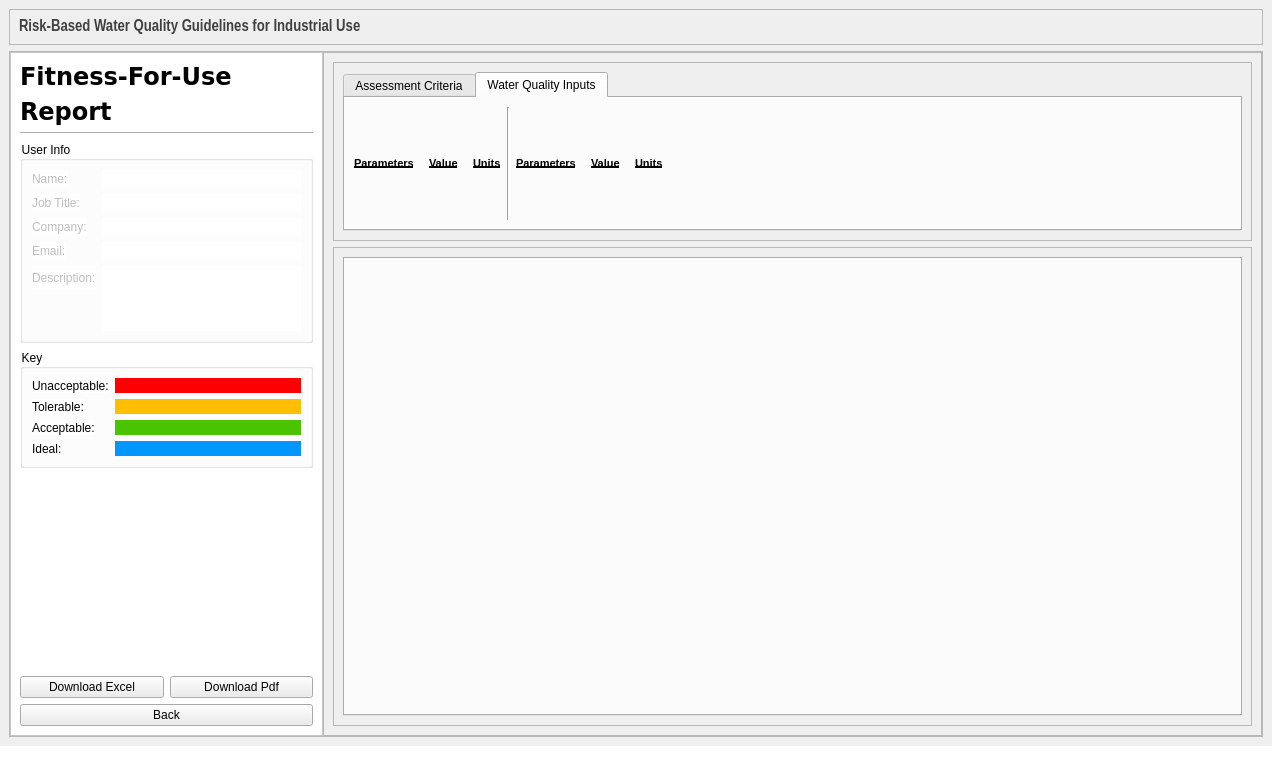
This is src/main/resources/base/reports.ui in ChiromboKenT/Industrial-Water-Quality-Guidelines-DSS as Qt 5 draws it before an edit. The edited form follows.
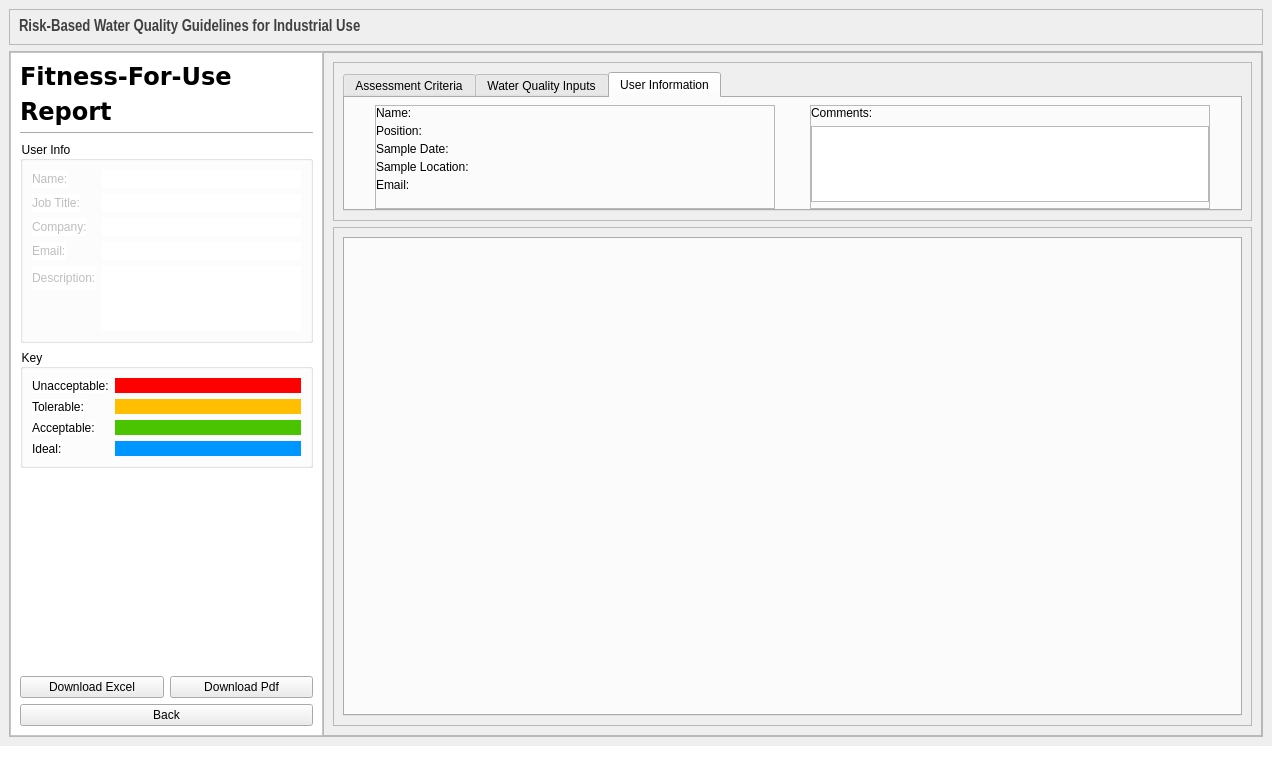
This is the edited form.

What changed in the file:
```diff
--- a/src/main/resources/base/reports.ui
+++ b/src/main/resources/base/reports.ui
@@ -514,7 +514,7 @@
                 <enum>QTabWidget::North</enum>
                </property>
                <property name="currentIndex">
-                <number>1</number>
+                <number>2</number>
                </property>
                <widget class="QWidget" name="tab">
                 <attribute name="title">
@@ -546,29 +546,6 @@
                      <number>6</number>
                     </property>
                     <item row="0" column="0">
-                     <widget class="QLabel" name="label_12">
-                      <property name="enabled">
-                       <bool>false</bool>
-                      </property>
-                      <property name="text">
-                       <string>Level of assessment:</string>
-                      </property>
-                     </widget>
-                    </item>
-                    <item row="0" column="1">
-                     <widget class="QLabel" name="labelLevelAsses">
-                      <property name="enabled">
-                       <bool>false</bool>
-                      </property>
-                      <property name="text">
-                       <string>Advanced</string>
-                      </property>
-                      <property name="alignment">
-                       <set>Qt::AlignRight|Qt::AlignTrailing|Qt::AlignVCenter</set>
-                      </property>
-                     </widget>
-                    </item>
-                    <item row="1" column="0">
                      <widget class="QLabel" name="label_14">
                       <property name="enabled">
                        <bool>false</bool>
@@ -578,7 +555,7 @@
                       </property>
                      </widget>
                     </item>
-                    <item row="1" column="1">
+                    <item row="0" column="1">
                      <widget class="QLabel" name="labelTypeAssess">
                       <property name="enabled">
                        <bool>false</bool>
@@ -591,7 +568,7 @@
                       </property>
                      </widget>
                     </item>
-                    <item row="2" column="0">
+                    <item row="1" column="0">
                      <widget class="QLabel" name="label_16">
                       <property name="enabled">
                        <bool>false</bool>
@@ -601,7 +578,7 @@
                       </property>
                      </widget>
                     </item>
-                    <item row="2" column="1">
+                    <item row="1" column="1">
                      <widget class="QLabel" name="labelSector">
                       <property name="enabled">
                        <bool>false</bool>
@@ -614,7 +591,7 @@
                       </property>
                      </widget>
                     </item>
-                    <item row="3" column="0">
+                    <item row="2" column="0">
                      <widget class="QLabel" name="label_18">
                       <property name="enabled">
                        <bool>false</bool>
@@ -624,7 +601,7 @@
                       </property>
                      </widget>
                     </item>
-                    <item row="3" column="1">
+                    <item row="2" column="1">
                      <widget class="QLabel" name="labelUnit">
                       <property name="enabled">
                        <bool>false</bool>
@@ -637,7 +614,7 @@
                       </property>
                      </widget>
                     </item>
-                    <item row="4" column="0">
+                    <item row="3" column="0">
                      <widget class="QLabel" name="label_20">
                       <property name="enabled">
                        <bool>false</bool>
@@ -647,7 +624,7 @@
                       </property>
                      </widget>
                     </item>
-                    <item row="4" column="1">
+                    <item row="3" column="1">
                      <widget class="QLabel" name="labelMaterial">
                       <property name="enabled">
                        <bool>false</bool>
@@ -863,6 +840,228 @@
                  </item>
                 </layout>
                </widget>
+               <widget class="QWidget" name="tab_3">
+                <attribute name="title">
+                 <string>User Information</string>
+                </attribute>
+                <layout class="QHBoxLayout" name="horizontalLayout_5" stretch="0,1">
+                 <property name="spacing">
+                  <number>5</number>
+                 </property>
+                 <property name="leftMargin">
+                  <number>0</number>
+                 </property>
+                 <property name="topMargin">
+                  <number>7</number>
+                 </property>
+                 <property name="rightMargin">
+                  <number>0</number>
+                 </property>
+                 <property name="bottomMargin">
+                  <number>0</number>
+                 </property>
+                 <item>
+                  <widget class="QFrame" name="frame_8">
+                   <property name="minimumSize">
+                    <size>
+                     <width>220</width>
+                     <height>0</height>
+                    </size>
+                   </property>
+                   <property name="maximumSize">
+                    <size>
+                     <width>400</width>
+                     <height>140</height>
+                    </size>
+                   </property>
+                   <property name="frameShape">
+                    <enum>QFrame::StyledPanel</enum>
+                   </property>
+                   <property name="frameShadow">
+                    <enum>QFrame::Raised</enum>
+                   </property>
+                   <layout class="QFormLayout" name="formLayout_3">
+                    <property name="horizontalSpacing">
+                     <number>4</number>
+                    </property>
+                    <property name="verticalSpacing">
+                     <number>4</number>
+                    </property>
+                    <property name="leftMargin">
+                     <number>0</number>
+                    </property>
+                    <property name="topMargin">
+                     <number>0</number>
+                    </property>
+                    <property name="rightMargin">
+                     <number>0</number>
+                    </property>
+                    <property name="bottomMargin">
+                     <number>0</number>
+                    </property>
+                    <item row="0" column="0">
+                     <widget class="QLabel" name="label_15">
+                      <property name="enabled">
+                       <bool>true</bool>
+                      </property>
+                      <property name="text">
+                       <string>Name:</string>
+                      </property>
+                     </widget>
+                    </item>
+                    <item row="0" column="1">
+                     <widget class="QLabel" name="labelTypeAssess_2">
+                      <property name="enabled">
+                       <bool>false</bool>
+                      </property>
+                      <property name="text">
+                       <string/>
+                      </property>
+                      <property name="alignment">
+                       <set>Qt::AlignRight|Qt::AlignTrailing|Qt::AlignVCenter</set>
+                      </property>
+                     </widget>
+                    </item>
+                    <item row="1" column="0">
+                     <widget class="QLabel" name="label_17">
+                      <property name="enabled">
+                       <bool>true</bool>
+                      </property>
+                      <property name="text">
+                       <string>Position:</string>
+                      </property>
+                     </widget>
+                    </item>
+                    <item row="1" column="1">
+                     <widget class="QLabel" name="labelSector_2">
+                      <property name="enabled">
+                       <bool>false</bool>
+                      </property>
+                      <property name="text">
+                       <string/>
+                      </property>
+                      <property name="alignment">
+                       <set>Qt::AlignRight|Qt::AlignTrailing|Qt::AlignVCenter</set>
+                      </property>
+                     </widget>
+                    </item>
+                    <item row="2" column="0">
+                     <widget class="QLabel" name="label_19">
+                      <property name="enabled">
+                       <bool>true</bool>
+                      </property>
+                      <property name="text">
+                       <string>Sample Date:</string>
+                      </property>
+                     </widget>
+                    </item>
+                    <item row="2" column="1">
+                     <widget class="QLabel" name="labelUnit_2">
+                      <property name="enabled">
+                       <bool>false</bool>
+                      </property>
+                      <property name="text">
+                       <string/>
+                      </property>
+                      <property name="alignment">
+                       <set>Qt::AlignRight|Qt::AlignTrailing|Qt::AlignVCenter</set>
+                      </property>
+                     </widget>
+                    </item>
+                    <item row="3" column="0">
+                     <widget class="QLabel" name="label_21">
+                      <property name="enabled">
+                       <bool>true</bool>
+                      </property>
+                      <property name="text">
+                       <string>Sample Location:</string>
+                      </property>
+                     </widget>
+                    </item>
+                    <item row="3" column="1">
+                     <widget class="QLabel" name="labelMaterial_2">
+                      <property name="enabled">
+                       <bool>false</bool>
+                      </property>
+                      <property name="text">
+                       <string/>
+                      </property>
+                      <property name="alignment">
+                       <set>Qt::AlignRight|Qt::AlignTrailing|Qt::AlignVCenter</set>
+                      </property>
+                     </widget>
+                    </item>
+                    <item row="4" column="0">
+                     <widget class="QLabel" name="label_4">
+                      <property name="text">
+                       <string>Email:</string>
+                      </property>
+                     </widget>
+                    </item>
+                    <item row="4" column="1">
+                     <widget class="QLabel" name="labelEmail">
+                      <property name="text">
+                       <string/>
+                      </property>
+                      <property name="alignment">
+                       <set>Qt::AlignRight|Qt::AlignTrailing|Qt::AlignVCenter</set>
+                      </property>
+                     </widget>
+                    </item>
+                   </layout>
+                  </widget>
+                 </item>
+                 <item>
+                  <widget class="QFrame" name="frame_9">
+                   <property name="minimumSize">
+                    <size>
+                     <width>220</width>
+                     <height>0</height>
+                    </size>
+                   </property>
+                   <property name="maximumSize">
+                    <size>
+                     <width>400</width>
+                     <height>140</height>
+                    </size>
+                   </property>
+                   <property name="frameShape">
+                    <enum>QFrame::StyledPanel</enum>
+                   </property>
+                   <property name="frameShadow">
+                    <enum>QFrame::Raised</enum>
+                   </property>
+                   <layout class="QVBoxLayout" name="verticalLayout_6">
+                    <property name="leftMargin">
+                     <number>0</number>
+                    </property>
+                    <property name="topMargin">
+                     <number>0</number>
+                    </property>
+                    <property name="rightMargin">
+                     <number>0</number>
+                    </property>
+                    <property name="bottomMargin">
+                     <number>6</number>
+                    </property>
+                    <item>
+                     <widget class="QLabel" name="label_22">
+                      <property name="enabled">
+                       <bool>true</bool>
+                      </property>
+                      <property name="text">
+                       <string>Comments: </string>
+                      </property>
+                     </widget>
+                    </item>
+                    <item>
+                     <widget class="QTextBrowser" name="textBrowser"/>
+                    </item>
+                   </layout>
+                  </widget>
+                 </item>
+                </layout>
+               </widget>
               </widget>
              </item>
             </layout>
```
